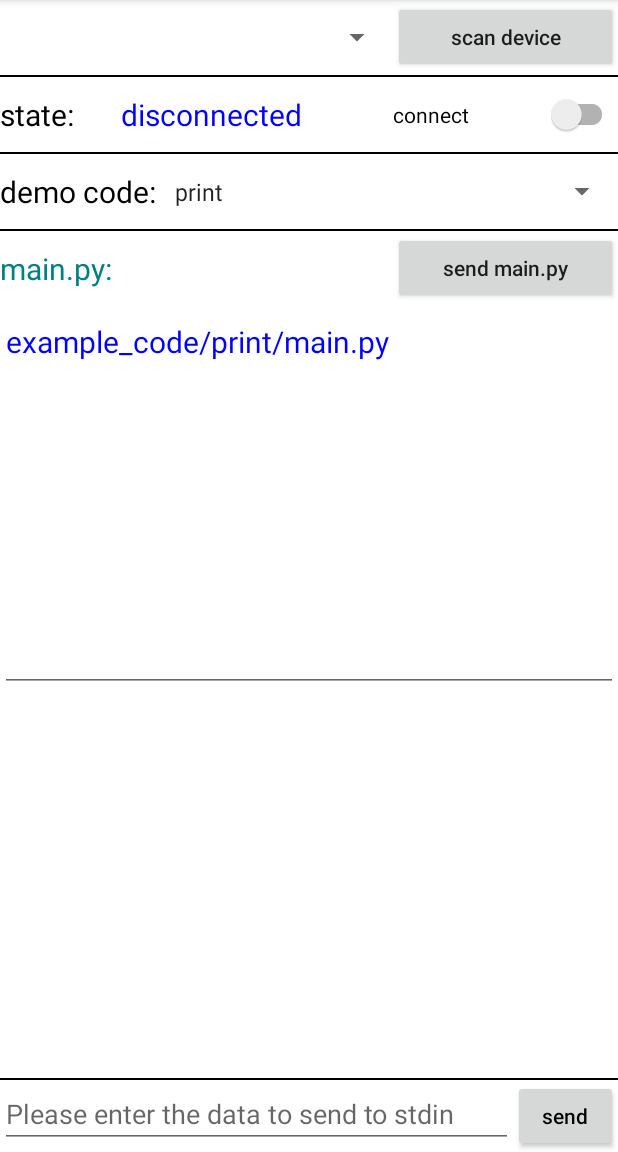
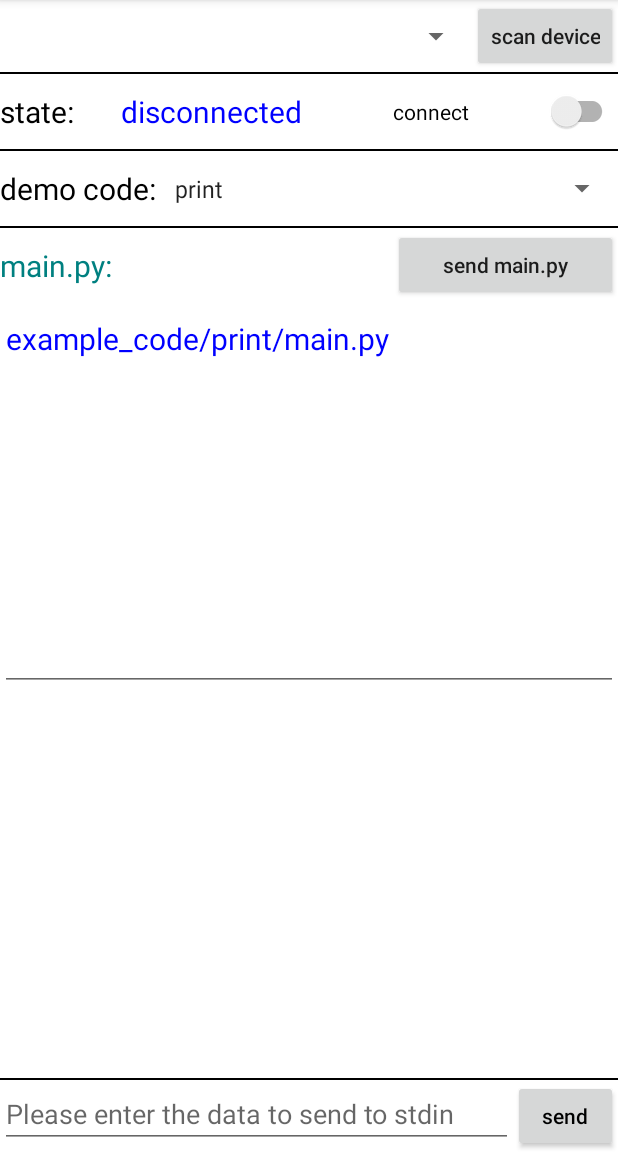
Before and after one commit to nulllab-org/android_ble_coding_central, an Android app: the screen it shows after launch (MainActivity), on a phone screen of 412 x 824 dp, the part 84-1236 px from its top. Run offline under Robolectric (Android 15) with nearby library versions, the phone set to English and light mode, and no system bars; 1 statement that could not run was skipped.

```diff
--- a/app/src/main/res/layout/activity_main.xml
+++ b/app/src/main/res/layout/activity_main.xml
@@ -10,7 +10,7 @@
 
     <androidx.appcompat.widget.LinearLayoutCompat
         android:layout_width="match_parent"
-        android:layout_height="50dp"
+        android:layout_height="wrap_content"
         android:gravity="center_vertical"
         android:orientation="horizontal">
 
@@ -23,10 +23,11 @@
 
         <androidx.appcompat.widget.AppCompatButton
             android:id="@+id/scan_button"
-            android:layout_width="150dp"
+            android:layout_width="wrap_content"
             android:layout_height="wrap_content"
             android:text="scan device"
-            android:textAllCaps="false"></androidx.appcompat.widget.AppCompatButton>
+            android:singleLine="false"
+            android:textAllCaps="false" />
     </androidx.appcompat.widget.LinearLayoutCompat>
 
     <View
```
Also changed, not shown: app/src/main/java/com/nulllab/ble/coding/central/MainActivity.java (+42 -16 lines), app/src/main/res/layout/spinner_dropdown_item.xml (added, +8 -0 lines), app/src/main/res/layout/spinner_item.xml (added, +7 -0 lines).
